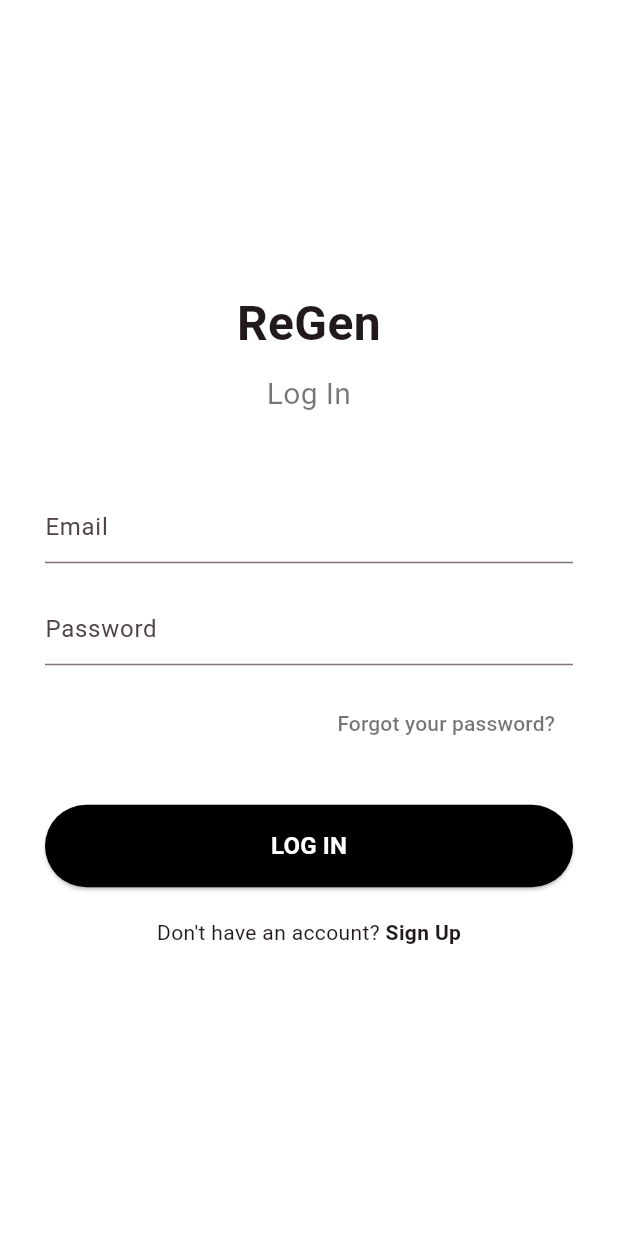
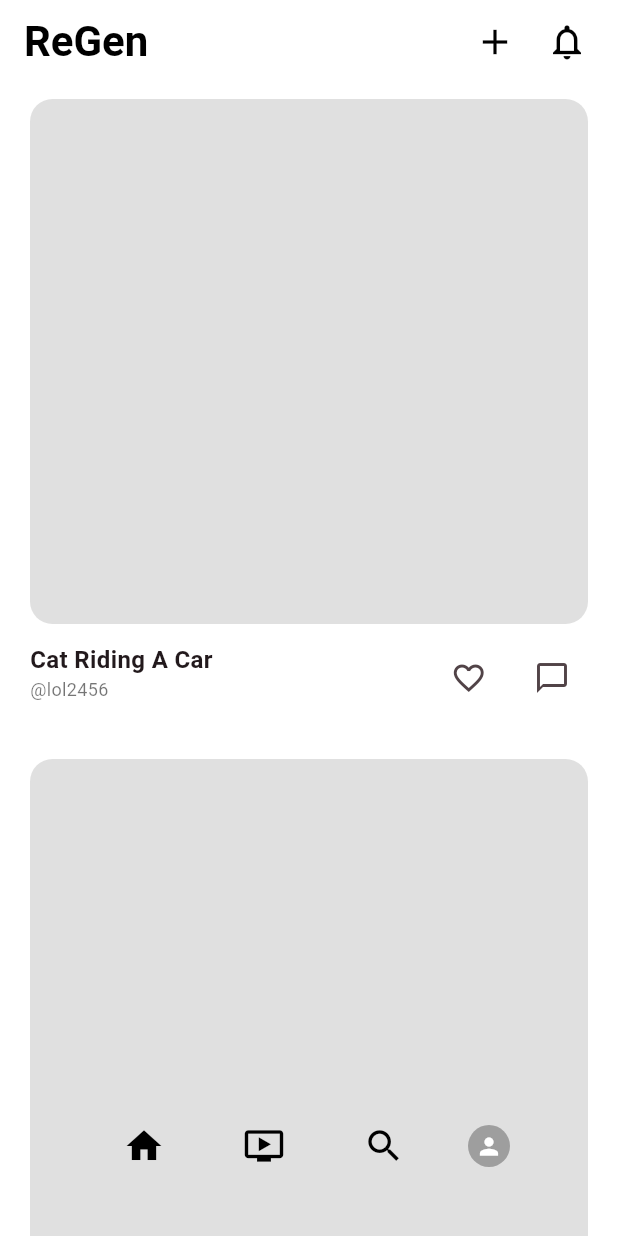
Before and after one commit to chathushkaimasara/ReGen, a Flutter app: the screen it shows after launch, on a phone screen of 412 x 824 dp. Run offline on Flutter 3.47's test engine with Material 3 defaults, Android fonts, the phone set to English and light mode, and no system bars; our stand-ins replace firebase_core; accounts and stored records are empty; Roboto replaces fonts that are missing (SFPro).

Commit message:
Connnecting To a Database, Adding Home and Notification Screens and Font Files

```diff
--- a/lib/main.dart
+++ b/lib/main.dart
@@ -1,5 +1,7 @@
 import 'package:flutter/material.dart';
-import 'screens/login_screen.dart'; // We will create this next
+import 'screens/login_screen.dart';
+import 'screens/main_layout.dart';
+
 
 void main() {
   runApp(const ReGenApp());
@@ -14,12 +16,12 @@ class ReGenApp extends StatelessWidget {
       title: 'ReGen',
       debugShowCheckedModeBanner: false,
       theme: ThemeData(
-        fontFamily: 'SFPro', // Applies your custom font globally
+        fontFamily: 'SFPro',
         scaffoldBackgroundColor: Colors.white,
         colorScheme: ColorScheme.fromSeed(seedColor: Colors.black),
         useMaterial3: true,
       ),
-      home: const LoginScreen(),
+      home: const MainLayout(),
     );
   }
 }
--- /dev/null
+++ b/lib/screens/home_screen.dart
@@ -0,0 +1,109 @@
+import 'package:flutter/material.dart';
+import 'notification_screen.dart';
+
+class HomeScreen extends StatelessWidget {
+  const HomeScreen({super.key});
+
+  @override
+  Widget build(BuildContext context) {
+    return Scaffold(
+      appBar: AppBar(
+        backgroundColor: Colors.white,
+        elevation: 0,
+        title: const Text(
+          'ReGen',
+          style: TextStyle(
+            fontFamily: 'SFPro',
+            fontWeight: FontWeight.bold,
+            fontSize: 28,
+            color: Colors.black,
+          ),
+        ),
+        actions: [
+          IconButton(
+            icon: const Icon(Icons.add, color: Colors.black, size: 28),
+            onPressed: () {
+            },
+          ),
+          IconButton(
+            icon: const Icon(Icons.notifications_none, color: Colors.black, size: 28),
+            onPressed: () {
+              Navigator.push(
+                context,
+                MaterialPageRoute(builder: (context) => const NotificationScreen()),
+              );
+            },
+          ),
+          const SizedBox(width: 10),
+        ],
+      ),
+      body: ListView.builder(
+        padding: const EdgeInsets.only(left: 20, right: 20, top: 10, bottom: 100), // Bottom padding for floating nav
+        itemCount: 3,
+        itemBuilder: (context, index) {
+          return const PostCard();
+        },
+      ),
+    );
+  }
+}
+
+class PostCard extends StatelessWidget {
+  const PostCard({super.key});
+
+  @override
+  Widget build(BuildContext context) {
+    return Padding(
+      padding: const EdgeInsets.only(bottom: 30.0),
+      child: Column(
+        crossAxisAlignment: CrossAxisAlignment.start,
+        children: [
+          Container(
+            height: 350,
+            width: double.infinity,
+            decoration: BoxDecoration(
+              color: const Color(0xFFE0E0E0),
+              borderRadius: BorderRadius.circular(15),
+            ),
+          ),
+          const SizedBox(height: 12),
+          Row(
+            mainAxisAlignment: MainAxisAlignment.spaceBetween,
+            crossAxisAlignment: CrossAxisAlignment.start,
+            children: [
+              Column(
+                crossAxisAlignment: CrossAxisAlignment.start,
+                children: const [
+                  Text(
+                    'Cat Riding A Car',
+                    style: TextStyle(fontWeight: FontWeight.bold, fontSize: 16),
+                  ),
+                  Text(
+                    '@lol2456',
+                    style: TextStyle(color: Colors.black54, fontSize: 12),
+                  ),
+                ],
+              ),
+              Row(
+                children: [
+                  IconButton(
+                    icon: const Icon(Icons.favorite_border),
+                    onPressed: () {},
+                    constraints: const BoxConstraints(),
+                    padding: const EdgeInsets.only(right: 15),
+                  ),
+                  IconButton(
+                    icon: const Icon(Icons.chat_bubble_outline),
+                    onPressed: () {},
+                    constraints: const BoxConstraints(),
+                    padding: EdgeInsets.zero,
+                  ),
+                ],
+              ),
+            ],
+          )
+        ],
+      ),
+    );
+  }
+}
--- a/lib/screens/login_screen.dart
+++ b/lib/screens/login_screen.dart
@@ -59,7 +59,6 @@ class _LoginScreenState extends State<LoginScreen> {
                 alignment: Alignment.centerRight,
                 child: TextButton(
                   onPressed: () {
-                    // TODO: Forgot Password logic
                   },
                   child: const Text(
                     'Forgot your password?',
@@ -70,7 +69,6 @@ class _LoginScreenState extends State<LoginScreen> {
               const SizedBox(height: 30),
               ElevatedButton(
                 onPressed: () {
-                  // TODO: Firebase Login implementation
                 },
                 style: ElevatedButton.styleFrom(
                   backgroundColor: Colors.black,
--- /dev/null
+++ b/lib/screens/main_layout.dart
@@ -0,0 +1,82 @@
+import 'package:flutter/material.dart';
+import 'home_screen.dart';
+
+class MainLayout extends StatefulWidget {
+  const MainLayout({super.key});
+
+  @override
+  State<MainLayout> createState() => _MainLayoutState();
+}
+
+class _MainLayoutState extends State<MainLayout> {
+  int _currentIndex = 0;
+
+  final List<Widget> _screens = [
+    const HomeScreen(),
+    const Center(child: Text('Video Screen Placeholder')),
+    const Center(child: Text('Search Screen Placeholder')),
+    const Center(child: Text('Profile Screen Placeholder')),
+  ];
+
+  @override
+  Widget build(BuildContext context) {
+    return Scaffold(
+      body: Stack(
+        children: [
+          _screens[_currentIndex],
+
+          Align(
+            alignment: Alignment.bottomCenter,
+            child: Padding(
+              padding: const EdgeInsets.only(bottom: 30.0, left: 40.0, right: 40.0),
+              child: Container(
+                height: 60,
+                decoration: BoxDecoration(
+                  color: const Color(0xFFE0E0E0),
+                  borderRadius: BorderRadius.circular(30),
+                ),
+                child: Row(
+                  mainAxisAlignment: MainAxisAlignment.spaceEvenly,
+                  children: [
+                    IconButton(
+                      icon: Icon(
+                        _currentIndex == 0 ? Icons.home : Icons.home_outlined,
+                        color: Colors.black,
+                        size: 28,
+                      ),
+                      onPressed: () => setState(() => _currentIndex = 0),
+                    ),
+                    IconButton(
+                      icon: Icon(
+                        _currentIndex == 1 ? Icons.ondemand_video : Icons.ondemand_video_outlined,
+                        color: Colors.black,
+                        size: 28,
+                      ),
+                      onPressed: () => setState(() => _currentIndex = 1),
+                    ),
+                    IconButton(
+                      icon: const Icon(
+                        Icons.search,
+                        color: Colors.black,
+                        size: 28,
+                      ),
+                      onPressed: () => setState(() => _currentIndex = 2),
+                    ),
+                    GestureDetector(
+                      onTap: () => setState(() => _currentIndex = 3),
+                      child: const CircleAvatar(
+                        radius: 14,
+                        backgroundColor: Colors.grey,
+                        child: Icon(Icons.person, size: 18, color: Colors.white),
+                      ),
+                    ),
+                  ],
+                ),
+              ),
+            ),
+          ),
+        ],
+      ),
+    );
+  }
+}
--- a/lib/screens/signup_screen.dart
+++ b/lib/screens/signup_screen.dart
@@ -84,7 +84,6 @@ class _SignUpScreenState extends State<SignUpScreen> {
               const SizedBox(height: 50),
               ElevatedButton(
                 onPressed: () {
-                  // TODO: Firebase Sign Up implementation
                 },
                 style: ElevatedButton.styleFrom(
                   backgroundColor: Colors.black,
@@ -103,7 +102,7 @@ class _SignUpScreenState extends State<SignUpScreen> {
                   const Text("Already have an account? "),
                   GestureDetector(
                     onTap: () {
-                      Navigator.pop(context); // Goes back to Log In screen
+                      Navigator.pop(context);
                     },
                     child: const Text(
                       'Log In',
```
Also changed, not shown: lib/screens/notification_screen.dart (added, +129 -0 lines), pubspec.yaml (+7 -8 lines), firebase.json (added), lib/firebase_options.dart (added), pubspec.lock, 11 other files.
